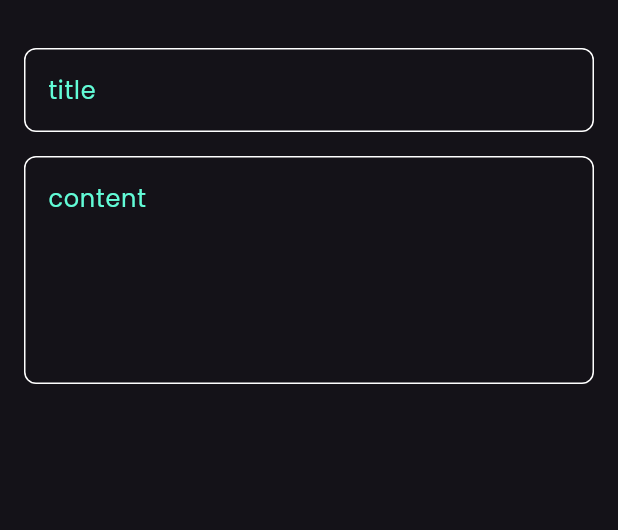
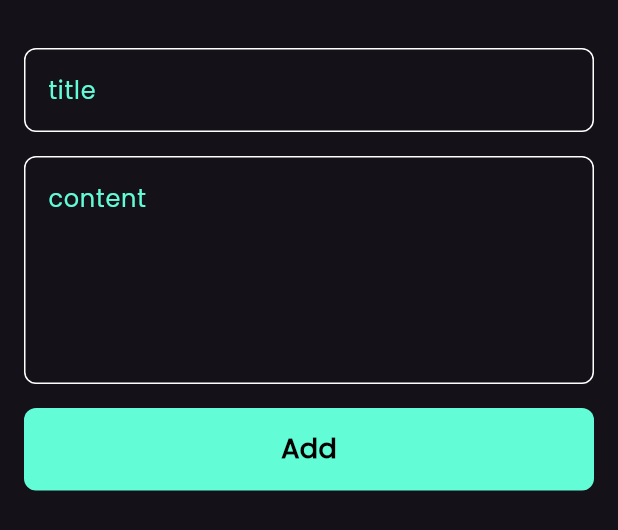
Before and after one commit to MidoMigo1/NotesApp, a Flutter app: the AddNoteBottomSheet widget shown alone on an empty page, opened directly, on a phone screen of 412 x 824 dp. Shown: the top 530 px of the screen. Run offline on Flutter 3.47's test engine with Material 3 defaults, Android fonts, the phone set to English and light mode, and no system bars; our stand-ins replace font_awesome_flutter.

Commit message:
finished bottom sheet

```diff
--- a/lib/widgets/add_note_bottom_sheet.dart
+++ b/lib/widgets/add_note_bottom_sheet.dart
@@ -1,4 +1,6 @@
 import 'package:flutter/material.dart';
+import 'package:notes_app/constants.dart';
+import 'package:notes_app/widgets/custom_button.dart';
 import 'package:notes_app/widgets/custom_text_field.dart';
 
 class AddNoteBottomSheet extends StatelessWidget {
@@ -8,6 +10,7 @@ class AddNoteBottomSheet extends StatelessWidget {
   Widget build(BuildContext context) {
     return Padding(
       padding: const EdgeInsets.symmetric(horizontal: 16),
+      child: SingleChildScrollView(
         child: Column(
           children: [
             SizedBox(height: 32),
@@ -21,7 +24,15 @@ class AddNoteBottomSheet extends StatelessWidget {
               hint: 'content',
               maxLines: 5,
             ),
+            SizedBox(
+              height: 16,
+            ),
+            CustomButton(),
+            SizedBox(
+              height: 15,
+            )
           ],
+        ),
       ),
     );
   }
--- /dev/null
+++ b/lib/widgets/custom_button.dart
@@ -0,0 +1,24 @@
+import 'dart:ui';
+
+import 'package:flutter/material.dart';
+import 'package:notes_app/constants.dart';
+
+class CustomButton extends StatelessWidget {
+  const CustomButton({super.key});
+
+  @override
+  Widget build(BuildContext context) {
+    return Container(
+      width: MediaQuery.of(context).size.width,
+      height: 55,
+      decoration: BoxDecoration(
+          color: kPrimaryColor, borderRadius: BorderRadius.circular(8)),
+      child: Center(
+          child: Text(
+        'Add',
+        style: TextStyle(
+            color: Colors.black, fontSize: 18, fontWeight: FontWeight.bold),
+      )),
+    );
+  }
+}
```
Lines whose indentation alone changed are shown as unchanged.
